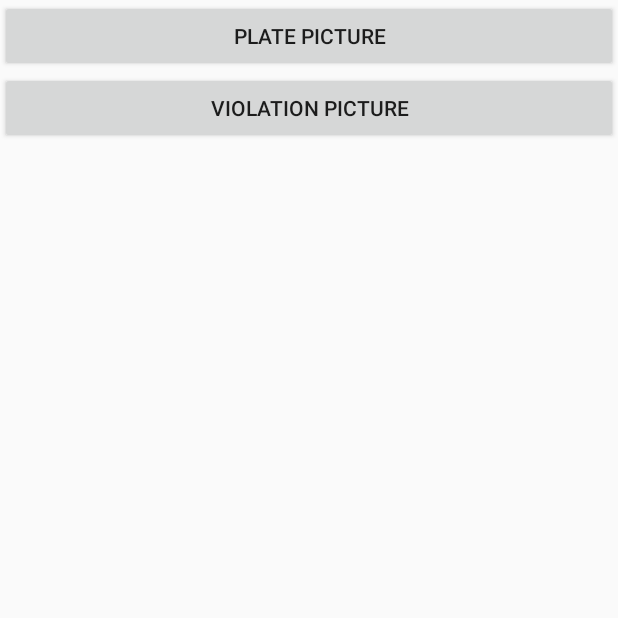
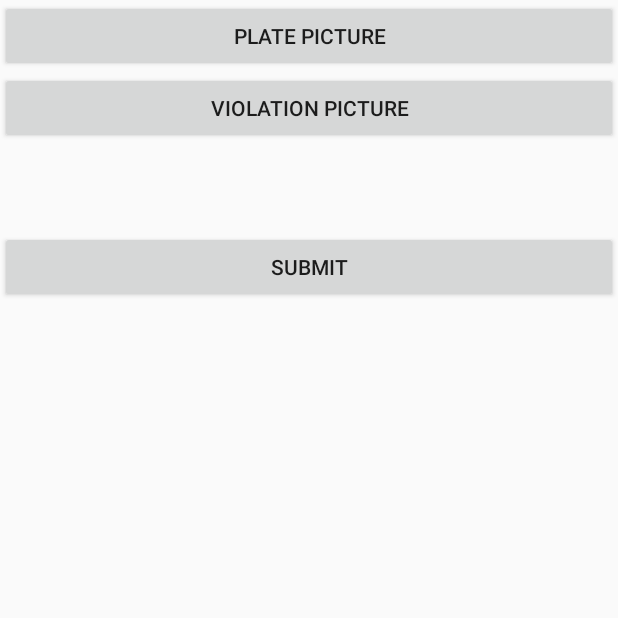
Before and after one commit to Kdzh1/KAUeParking, an Android app: the newFine screen opened directly, with no data from a screen before it, on a phone screen of 412 x 824 dp, the top half of it. Run offline under Robolectric (Android 15) with nearby library versions, the light colour scheme and no system bars; libraries missing offline, so code that uses them is left out: com.google.firebase.ml.

Commit message:
inserting new Ticket

```diff
--- a/app/src/main/java/com/example/kaueparking/Ticket.java
+++ b/app/src/main/java/com/example/kaueparking/Ticket.java
@@ -8,8 +8,8 @@ public class Ticket {
     private String price;
     private String location;
     private String time;
-    private int status;
-    private int approved;
+    private int status = 0; // Ticket is not paid
+    private int approved = 1; // Ticket is approved and no need for admin to check it
     private String driverID;
     private Bitmap violationImg;
 
@@ -76,4 +76,13 @@ public class Ticket {
     public void setDriverID(String driverID) {
         this.driverID = driverID;
     }
+
+    public Bitmap getViolationImg() {
+        return violationImg;
+    }
+
+
+    public void setViolationImg(Bitmap violationImg) {
+        this.violationImg = violationImg;
+    }
 }
--- a/app/src/main/java/com/example/kaueparking/newFine.java
+++ b/app/src/main/java/com/example/kaueparking/newFine.java
@@ -12,6 +12,7 @@ import android.graphics.Bitmap;
 import android.os.Bundle;
 import android.provider.MediaStore;
 import android.view.View;
+import android.widget.Button;
 import android.widget.ImageView;
 import android.widget.TextView;
 import android.widget.Toast;
@@ -24,11 +25,13 @@ import com.google.firebase.ml.vision.common.FirebaseVisionImage;
 import com.google.firebase.ml.vision.text.FirebaseVisionText;
 import com.google.firebase.ml.vision.text.FirebaseVisionTextRecognizer;
 
+import java.io.ByteArrayOutputStream;
 import java.util.Calendar;
 
 public class newFine extends AppCompatActivity {
     ImageView plateImage, violationImage;
     TextView plateInfo, time, price;
+    Button submit;
     @Override
     protected void onCreate(Bundle savedInstanceState) {
         super.onCreate(savedInstanceState);
@@ -38,6 +41,8 @@ public class newFine extends AppCompatActivity {
         plateInfo = findViewById(R.id.plate);
         time = findViewById(R.id.time);
         price = findViewById(R.id.price);
+        submit = findViewById(R.id.submit);
+
         DBHelper db = new DBHelper(this);
         Ticket ticket = new Ticket();
         // Check if permission is granted for camera
@@ -55,11 +60,20 @@ public class newFine extends AppCompatActivity {
 
     @Override
     protected void onActivityResult(int requestCode, int resultCode, @Nullable Intent data) {
+        Ticket t = new Ticket();
+        DBHelper db = new DBHelper(this);
+        submit.setOnClickListener(new View.OnClickListener() {
+            @Override
+            public void onClick(View view) {
 
+                System.out.println(db.insertData(t));
+            }
+        });
         super.onActivityResult(requestCode, resultCode, data);
         // The remaining steps after taking a picture will be here
         // Extracting the text from the picture...
         if (requestCode==101) {
+
             Bundle bundle = data.getExtras(); // From this bundle object we can extract the image
             Bitmap bitmap = (Bitmap) bundle.get("data"); // Here we have the taken picture
             plateImage.setImageBitmap(bitmap); // Display the taken picture
@@ -76,7 +90,9 @@ public class newFine extends AppCompatActivity {
             task.addOnSuccessListener(new OnSuccessListener<FirebaseVisionText>() {
                 @Override
                 public void onSuccess(FirebaseVisionText firebaseVisionText) {
+
                     String s = firebaseVisionText.getText();
+
                     String[] text = s.split(" ");
                     String numbers = "";
                     String letters = "";
@@ -88,12 +104,18 @@ public class newFine extends AppCompatActivity {
                             letters = text[i];
                         }
                     }
-                    String ss = numbers + "\t" + letters;
+                    String ss = numbers + letters;
+                    System.out.println(ss);
+                    t.setId(1);
+                    t.setPlate(ss);
                     plateInfo.setText(ss);
                     String currentTime = "" + Calendar.getInstance().getTime().getHours() + ":" + Calendar.getInstance().getTime().getMinutes();
+                    t.setTime(currentTime);
                     time.setText(currentTime); // displaying hours and minutes only
                     price.setText("150");
+                    t.setPrice("150");
 
+                    t.setDriverID(db.getDriverID(ss));
 
                 }
             });
@@ -108,7 +130,7 @@ public class newFine extends AppCompatActivity {
             Bundle bundle = data.getExtras(); // From this bundle object we can extract the image
             Bitmap bitmap = (Bitmap) bundle.get("data"); // Here we have the taken picture
             violationImage.setImageBitmap(bitmap);
-
+            t.setViolationImg(bitmap);
 
 
         }
@@ -121,4 +143,9 @@ public class newFine extends AppCompatActivity {
     }
 
 
+    public void submit(View view, Ticket t) {
+
+    }
+
+
 }
--- a/app/src/main/res/layout/activity_new_fine.xml
+++ b/app/src/main/res/layout/activity_new_fine.xml
@@ -41,5 +41,13 @@
         android:layout_height="wrap_content"
         android:id="@+id/price"/>
 
+    <Button
+        android:id="@+id/submit"
+        android:layout_width="match_parent"
+        android:layout_height="wrap_content"
+        android:text="Submit"
+
+        />
+
 
 </LinearLayout>
```
Also changed, not shown: app/src/main/java/com/example/kaueparking/DBHelper.java (+117 -81 lines).
